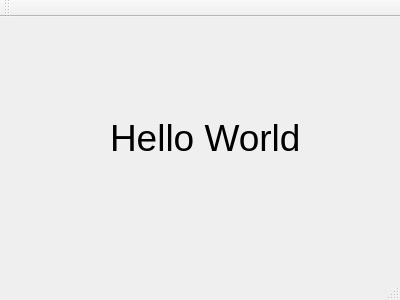
Above: HWwin/mainwindow.ui from Poodolf/hello before the change. Below: the same form after it.
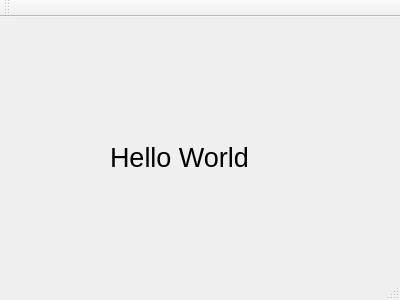
That is the form after the change.

What changed in the file:
```diff
--- a/HWwin/mainwindow.ui
+++ b/HWwin/mainwindow.ui
@@ -19,13 +19,13 @@
      <rect>
       <x>110</x>
       <y>90</y>
-      <width>191</width>
-      <height>61</height>
+      <width>261</width>
+      <height>101</height>
      </rect>
     </property>
     <property name="font">
      <font>
-      <pointsize>28</pointsize>
+      <pointsize>20</pointsize>
      </font>
     </property>
     <property name="text">
```
